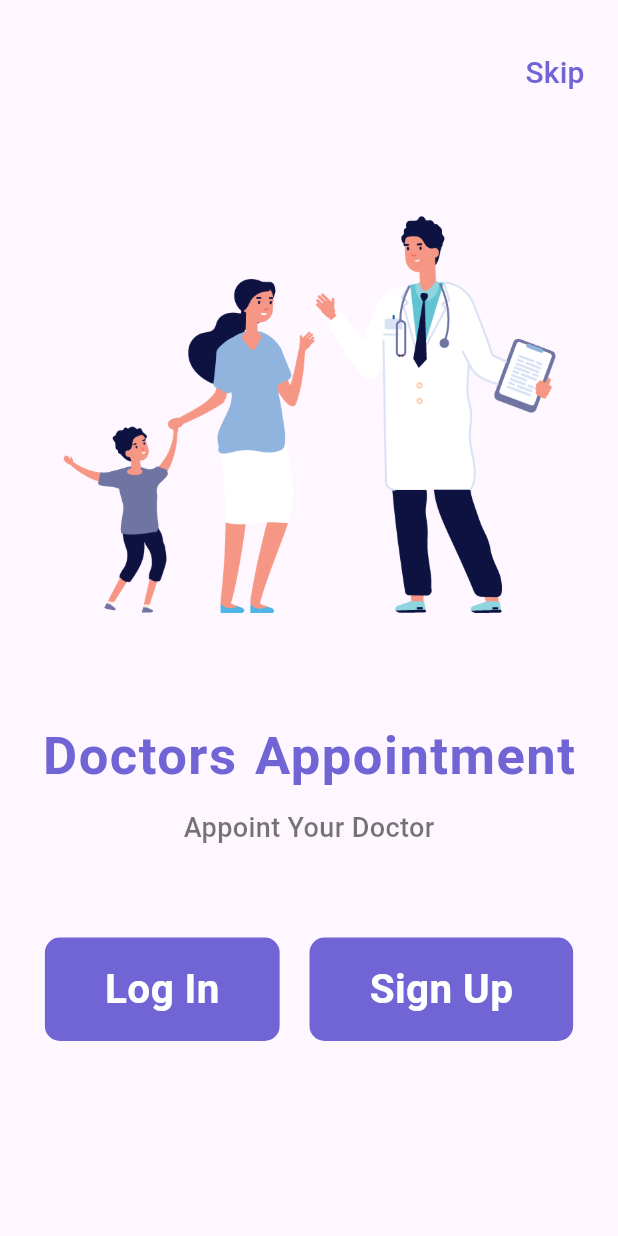
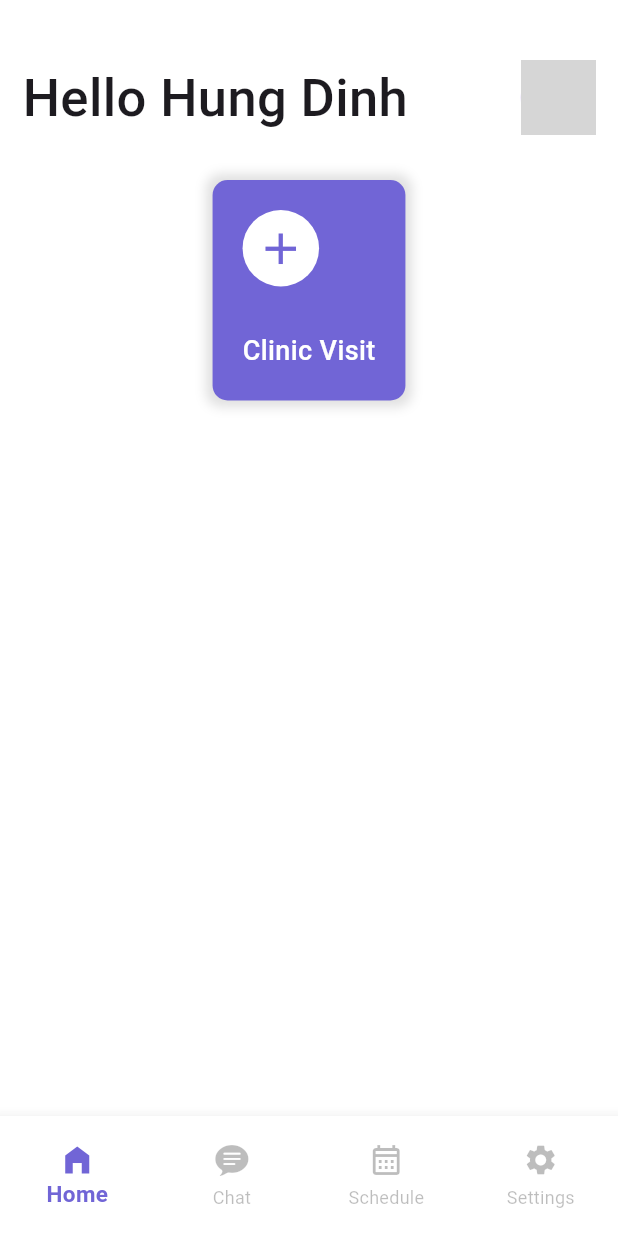
Before and after one commit to HungDinhTuan/clinic_prj4_team2, a Flutter app: the screen it shows after launch, after a tap on "Skip", on a phone screen of 412 x 824 dp. Run offline on Flutter 3.47's test engine with Material 3 defaults, Android fonts, the phone set to English and light mode, and no system bars; grey boxes are pictures that could not be loaded.

Commit message:
scm add file user app

```diff
--- a/clinicUserApp/lib/screens/home_screen.dart
+++ b/clinicUserApp/lib/screens/home_screen.dart
@@ -1,6 +1,6 @@
 import 'package:flutter/material.dart';
 
-class HomeScreen extends StatefulWidget{
+class HomeScreen extends StatefulWidget {
   const HomeScreen({Key? key}) : super(key: key);
 
   @override
@@ -8,10 +8,88 @@ class HomeScreen extends StatefulWidget{
 }
 
 class _HomeScreenState extends State<HomeScreen> {
+  List symptons = ["Temperature", "Snuffle", "Fever", "Cough", "Cold"];
 
+  List imgs = [
+    "doctor1.jsg",
+    "doctor2.jsg",
+    "doctor3.jsg",
+    "doctor4.jsg",
+  ];
 
   @override
-  Widget build(BuildContext context){
-    return Scaffold();
+  Widget build(BuildContext context) {
+    return SingleChildScrollView(
+      padding: EdgeInsets.only(top: 40),
+      child: Column(
+        crossAxisAlignment: CrossAxisAlignment.start,
+        children: [
+          Padding(
+            padding: EdgeInsets.symmetric(horizontal: 15),
+            child: Row(
+              mainAxisAlignment: MainAxisAlignment.spaceBetween,
+              children: [
+                Text(
+                  "Hello Hung Dinh",
+                  style: TextStyle(fontSize: 35, fontWeight: FontWeight.w500),
+                ),
+                CircleAvatar(
+                  radius: 25,
+                  backgroundImage: AssetImage("images/doctor1.jsg"),
+                )
+              ],
+            ),
+          ),
+          SizedBox(height: 30,),
+          Row(
+            mainAxisAlignment: MainAxisAlignment.spaceEvenly,
+            children: [
+              InkWell(
+                onTap: (){},
+                child: Container(
+                  padding: EdgeInsets.all(20),
+                  decoration: BoxDecoration(
+                    color: Color(0xFF7165D6),
+                    borderRadius: BorderRadius.circular(10),
+                    boxShadow: [
+                      BoxShadow(
+                        color: Colors.black12,
+                        blurRadius: 6,
+                        spreadRadius: 4
+                      ),
+                    ],
+                  ),
+                  child: Column(
+                    crossAxisAlignment: CrossAxisAlignment.start,
+                    children: [
+                        Container(
+                          padding: EdgeInsets.all(8),
+                          decoration: BoxDecoration(
+                            color: Colors.white,
+                            shape: BoxShape.circle,
+                          ),
+                          child: Icon(
+                            Icons.add,
+                            color: Color(0xFF7165D6),
+                            size: 35,
+                          ),
+                        ),
+                      SizedBox(height: 30,),
+                      Text(
+                        "Clinic Visit",
+                        style: TextStyle(
+                          fontSize: 18,
+                          color: Colors.white,
+                          fontWeight: FontWeight.w500,
+                        ),
+                      ),
+                    ],),
+                ),
+              )
+            ],
+          )
+        ],
+      ),
+    );
   }
 }
--- a/clinicUserApp/lib/screens/login_screen.dart
+++ b/clinicUserApp/lib/screens/login_screen.dart
@@ -3,7 +3,7 @@ import 'package:flutter/cupertino.dart';
 import 'package:flutter/material.dart';
 
 class LoginScreen extends StatefulWidget {
-  const LoginScreen({Key? key}): super(key: key);
+  const LoginScreen({Key? key}) : super(key: key);
 
   @override
   _LoginScreenState createState() => _LoginScreenState();
@@ -13,19 +13,23 @@ class _LoginScreenState extends State<LoginScreen> {
   bool passToggle = true;
 
   @override
-  Widget build(BuildContext context){
+  Widget build(BuildContext context) {
     return Material(
       color: Colors.white,
       child: SingleChildScrollView(
         child: SafeArea(
           child: Column(
             children: [
-              SizedBox(height: 10,),
+              SizedBox(
+                height: 10,
+              ),
               Padding(
                 padding: EdgeInsets.all(20),
                 child: Image.asset("images/doctors.png"),
               ),
-              SizedBox(height: 10,),
+              SizedBox(
+                height: 10,
+              ),
               Padding(
                 padding: EdgeInsets.all(12),
                 child: TextField(
@@ -33,7 +37,6 @@ class _LoginScreenState extends State<LoginScreen> {
                     border: OutlineInputBorder(),
                     label: Text("Enter Username"),
                     prefixIcon: Icon(Icons.person),
-
                   ),
                 ),
               ),
@@ -46,24 +49,23 @@ class _LoginScreenState extends State<LoginScreen> {
                       label: Text("Enter Password"),
                       prefixIcon: Icon(Icons.lock),
                       suffixIcon: InkWell(
-                      onTap: (){
-                        if (passToggle == true){
+                        onTap: () {
+                          if (passToggle == true) {
                             passToggle = false;
-                        }else {
+                          } else {
                             passToggle = true;
                           }
-                        setState(() {
-
-                        });
+                          setState(() {});
                         },
                         child: passToggle
                             ? Icon(CupertinoIcons.eye_slash_fill)
                             : Icon(CupertinoIcons.eye_fill),
-                    )
+                      )),
                 ),
               ),
+              SizedBox(
+                height: 20,
               ),
-              SizedBox(height: 20,),
               Padding(
                 padding: const EdgeInsets.all(10),
                 child: SizedBox(
@@ -72,11 +74,12 @@ class _LoginScreenState extends State<LoginScreen> {
                     color: Color(0xFF7165D6),
                     borderRadius: BorderRadius.circular(10),
                     child: InkWell(
-                        onTap: (){
+                      onTap: () {
                         // Navigator.push(context, MaterialPageRoute(builder: (context) => LoginScreen(),));
                       },
                       child: Padding(
-                          padding: EdgeInsets.symmetric(vertical: 15, horizontal: 40),
+                        padding:
+                            EdgeInsets.symmetric(vertical: 15, horizontal: 40),
                         child: Center(
                           child: Text(
                             "Log In",
@@ -84,14 +87,17 @@ class _LoginScreenState extends State<LoginScreen> {
                               color: Colors.white,
                               fontSize: 25,
                               fontWeight: FontWeight.bold,
-                              ),),
                             ),
                           ),
                         ),
                       ),
                     ),
                   ),
-              SizedBox(height: 20,),
+                ),
+              ),
+              SizedBox(
+                height: 20,
+              ),
               Row(
                 mainAxisAlignment: MainAxisAlignment.center,
                 children: [
@@ -104,16 +110,19 @@ class _LoginScreenState extends State<LoginScreen> {
                     ),
                   ),
                   TextButton(
-                      onPressed: (){
-                        Navigator.push(context, MaterialPageRoute(builder: (context) => SignUpScreen(),));
+                      onPressed: () {
+                        Navigator.push(
+                            context,
+                            MaterialPageRoute(
+                              builder: (context) => SignUpScreen(),
+                            ));
                       },
                       child: Text(
                         "Create Account",
                         style: TextStyle(
                             fontSize: 18,
                             fontWeight: FontWeight.bold,
-                            color: Color(0xFF7165D6)
-                          ),
+                            color: Color(0xFF7165D6)),
                       )),
                 ],
               )
--- a/clinicUserApp/lib/screens/navbar_roots.dart
+++ /dev/null
@@ -1,18 +0,0 @@
-import 'package:flutter/material.dart';
-
-class NavbarRoots extends StatefulWidget{
-  const NavbarRoots({Key? key}): super(key: key);
-
-  @override
-  _NavbarRootsState createState() => _NavbarRootsState();
-}
-
-class _NavbarRootsState extends State<NavbarRoots>{
-  int _selectedIndex = 0;
-
-
-  @override
-  Widget build(BuildContext context){
-    return Scaffold();
-  }
-}
--- a/clinicUserApp/lib/screens/sign_up_screen.dart
+++ b/clinicUserApp/lib/screens/sign_up_screen.dart
@@ -2,30 +2,34 @@ import 'package:clinic/screens/login_screen.dart';
 import 'package:flutter/cupertino.dart';
 import 'package:flutter/material.dart';
 
-class SignUpScreen extends StatefulWidget{
+class SignUpScreen extends StatefulWidget {
   const SignUpScreen({Key? key}) : super(key: key);
 
   @override
-  _SignUpScreenState createState()  => _SignUpScreenState();
+  _SignUpScreenState createState() => _SignUpScreenState();
 }
 
-class _SignUpScreenState extends State<SignUpScreen>{
+class _SignUpScreenState extends State<SignUpScreen> {
   bool passToggle = true;
 
   @override
-  Widget build(BuildContext context){
+  Widget build(BuildContext context) {
     return Material(
       color: Colors.white,
       child: SingleChildScrollView(
         child: SafeArea(
           child: Column(
             children: [
-                SizedBox(height: 10,),
+              SizedBox(
+                height: 10,
+              ),
               Padding(
                 padding: EdgeInsets.all(20),
                 child: Image.asset("images/doctors.png"),
               ),
-                SizedBox(height: 15,),
+              SizedBox(
+                height: 15,
+              ),
               Padding(
                 padding: EdgeInsets.symmetric(vertical: 8, horizontal: 15),
                 child: TextField(
@@ -64,24 +68,24 @@ class _SignUpScreenState extends State<SignUpScreen>{
                       labelText: "Password",
                       border: OutlineInputBorder(),
                       prefixIcon: Icon(Icons.person),
-                      suffixIcon: InkWell(onTap: (){
-                        if(passToggle == true){
+                      suffixIcon: InkWell(
+                        onTap: () {
+                          if (passToggle == true) {
                             passToggle = false;
-                        }else{
+                          } else {
                             passToggle = true;
                           }
-                        setState(() {
-
-                        });
+                          setState(() {});
                         },
                         child: passToggle
                             ? Icon(CupertinoIcons.eye_slash_fill)
                             : Icon(CupertinoIcons.eye_slash),
-                      )
+                      )),
                 ),
               ),
+              SizedBox(
+                height: 10,
               ),
-                SizedBox(height: 10,),
               Padding(
                 padding: const EdgeInsets.all(10),
                 child: SizedBox(
@@ -90,11 +94,12 @@ class _SignUpScreenState extends State<SignUpScreen>{
                     color: Color(0xFF7165D6),
                     borderRadius: BorderRadius.circular(10),
                     child: InkWell(
-                        onTap: (){
+                      onTap: () {
                         // Navigator.push(context, MaterialPageRoute(builder: (context) => LoginScreen(),));
                       },
                       child: Padding(
-                          padding: EdgeInsets.symmetric(vertical: 15, horizontal: 40),
+                        padding:
+                            EdgeInsets.symmetric(vertical: 15, horizontal: 40),
                         child: Center(
                           child: Text(
                             "Create Account",
@@ -102,14 +107,17 @@ class _SignUpScreenState extends State<SignUpScreen>{
                               color: Colors.white,
                               fontSize: 25,
                               fontWeight: FontWeight.bold,
-                              ),),
                             ),
                           ),
                         ),
                       ),
                     ),
                   ),
-                SizedBox(height: 10,),
+                ),
+              ),
+              SizedBox(
+                height: 10,
+              ),
               Row(
                 mainAxisAlignment: MainAxisAlignment.center,
                 children: [
@@ -122,21 +130,25 @@ class _SignUpScreenState extends State<SignUpScreen>{
                     ),
                   ),
                   TextButton(
-                        onPressed: (){
-                          Navigator.push(context, MaterialPageRoute(builder: (context) => LoginScreen(),));
+                      onPressed: () {
+                        Navigator.push(
+                            context,
+                            MaterialPageRoute(
+                              builder: (context) => LoginScreen(),
+                            ));
                       },
                       child: Text(
                         "Login",
                         style: TextStyle(
                             fontSize: 18,
                             fontWeight: FontWeight.bold,
-                              color: Color(0xFF7165D6)
-                          ),
+                            color: Color(0xFF7165D6)),
                       )),
                 ],
               )
             ],
-            ),),
+          ),
+        ),
       ),
     );
   }
--- a/clinicUserApp/lib/screens/welcome_screen.dart
+++ b/clinicUserApp/lib/screens/welcome_screen.dart
@@ -1,10 +1,11 @@
 import 'package:clinic/screens/login_screen.dart';
+import 'package:clinic/widgets/navbar_roots.dart';
 import 'package:clinic/screens/sign_up_screen.dart';
 import 'package:flutter/material.dart';
 
 class WelcomeScreen extends StatelessWidget {
   @override
-  Widget build(BuildContext context){
+  Widget build(BuildContext context) {
     return Material(
       child: Container(
         width: MediaQuery.of(context).size.width,
@@ -12,11 +13,15 @@ class WelcomeScreen extends StatelessWidget {
         padding: EdgeInsets.all(10),
         child: Column(
           children: [
-            SizedBox(height: 15,),
-            Align(alignment: Alignment.centerRight,
+            SizedBox(
+              height: 15,
+            ),
+            Align(
+              alignment: Alignment.centerRight,
               child: TextButton(
-                onPressed: (){
-                  // Navigator.push(context, MaterialPageRoute(builder: (context) => ))
+                  onPressed: () {
+                    Navigator.push(context,
+                        MaterialPageRoute(builder: (context) => NavBarRoots()));
                   },
                   child: Text(
                     "Skip",
@@ -26,30 +31,39 @@ class WelcomeScreen extends StatelessWidget {
                     ),
                   )),
             ),
-            SizedBox(height: 50,),
+            SizedBox(
+              height: 50,
+            ),
             Padding(
               padding: EdgeInsets.all(20),
               child: Image.asset("images/doctors.png"),
             ),
-            SizedBox(height: 50,),
-            Text("Doctors Appointment",
+            SizedBox(
+              height: 50,
+            ),
+            Text(
+              "Doctors Appointment",
               style: TextStyle(
                   color: Color(0xFF7165D6),
                   fontSize: 35,
                   fontWeight: FontWeight.bold,
                   letterSpacing: 1,
-                wordSpacing: 2
+                  wordSpacing: 2),
             ),
+            SizedBox(
+              height: 10,
             ),
-            SizedBox(height: 10,),
-            Text("Appoint Your Doctor",
+            Text(
+              "Appoint Your Doctor",
               style: TextStyle(
                 color: Colors.black54,
                 fontSize: 18,
                 fontWeight: FontWeight.w500,
               ),
             ),
-            SizedBox(height: 60,),
+            SizedBox(
+              height: 60,
+            ),
             Row(
               mainAxisAlignment: MainAxisAlignment.spaceEvenly,
               children: [
@@ -57,16 +71,24 @@ class WelcomeScreen extends StatelessWidget {
                   color: Color(0xFF7165D6),
                   borderRadius: BorderRadius.circular(10),
                   child: InkWell(
-                    onTap: (){
-                      Navigator.push(context, MaterialPageRoute(builder: (context) => LoginScreen(),
+                    onTap: () {
+                      Navigator.push(
+                          context,
+                          MaterialPageRoute(
+                            builder: (context) => LoginScreen(),
                           ));
                     },
-                    child: Padding(padding: EdgeInsets.symmetric(vertical: 15, horizontal: 40),
-                      child: Text("Log In", style: TextStyle(
+                    child: Padding(
+                      padding:
+                          EdgeInsets.symmetric(vertical: 15, horizontal: 40),
+                      child: Text(
+                        "Log In",
+                        style: TextStyle(
                           color: Colors.white,
                           fontSize: 27,
                           fontWeight: FontWeight.bold,
-                      ),),
+                        ),
+                      ),
                     ),
                   ),
                 ),
@@ -74,15 +96,23 @@ class WelcomeScreen extends StatelessWidget {
                   color: Color(0xFF7165D6),
                   borderRadius: BorderRadius.circular(10),
                   child: InkWell(
-                    onTap: (){
-                      Navigator.push(context, MaterialPageRoute(builder: (context) => SignUpScreen()));
+                    onTap: () {
+                      Navigator.push(
+                          context,
+                          MaterialPageRoute(
+                              builder: (context) => SignUpScreen()));
                     },
-                    child: Padding(padding: EdgeInsets.symmetric(vertical: 15, horizontal: 40),
-                      child: Text("Sign Up", style: TextStyle(
+                    child: Padding(
+                      padding:
+                          EdgeInsets.symmetric(vertical: 15, horizontal: 40),
+                      child: Text(
+                        "Sign Up",
+                        style: TextStyle(
                           color: Colors.white,
                           fontSize: 27,
                           fontWeight: FontWeight.bold,
-                      ),),
+                        ),
+                      ),
                     ),
                   ),
                 ),
--- /dev/null
+++ b/clinicUserApp/lib/widgets/navbar_roots.dart
@@ -0,0 +1,69 @@
+import 'package:clinic/screens/home_screen.dart';
+import 'package:flutter/cupertino.dart';
+import 'package:flutter/material.dart';
+
+class NavBarRoots extends StatefulWidget {
+  const NavBarRoots({Key? key}) : super(key: key);
+
+  @override
+  _NavBarRootsState createState() => _NavBarRootsState();
+}
+
+class _NavBarRootsState extends State<NavBarRoots> {
+  int _selectedIndex = 0;
+  final _screen = [
+    // Home Screen
+    HomeScreen(),
+    // Message Screen
+    Container(),
+    // Schedule Screen
+    Container(),
+    // Setting Screen
+    Container(),
+  ];
+
+  @override
+  Widget build(BuildContext context) {
+    return Scaffold(
+      backgroundColor: Colors.white,
+      body: _screen[_selectedIndex],
+      bottomNavigationBar: Container(
+        height: 80,
+        child: BottomNavigationBar(
+          backgroundColor: Colors.white,
+          type: BottomNavigationBarType.fixed,
+          selectedItemColor: Color(0xFF7165D6),
+          unselectedItemColor: Colors.black26,
+          selectedLabelStyle: TextStyle(
+            fontWeight: FontWeight.bold,
+            fontSize: 15,
+          ),
+          currentIndex: _selectedIndex,
+          onTap: (index) {
+            setState(() {
+              _selectedIndex = index;
+            });
+          },
+          items: [
+            BottomNavigationBarItem(
+              icon: Icon(Icons.home_filled),
+              label: "Home",
+            ),
+            BottomNavigationBarItem(
+              icon: Icon(CupertinoIcons.chat_bubble_text_fill),
+              label: "Chat",
+            ),
+            BottomNavigationBarItem(
+              icon: Icon(Icons.calendar_month_outlined),
+              label: "Schedule",
+            ),
+            BottomNavigationBarItem(
+              icon: Icon(Icons.settings),
+              label: "Settings",
+            ),
+          ],
+        ),
+      ),
+    );
+  }
+}
```
Lines whose indentation alone changed are shown as unchanged.
